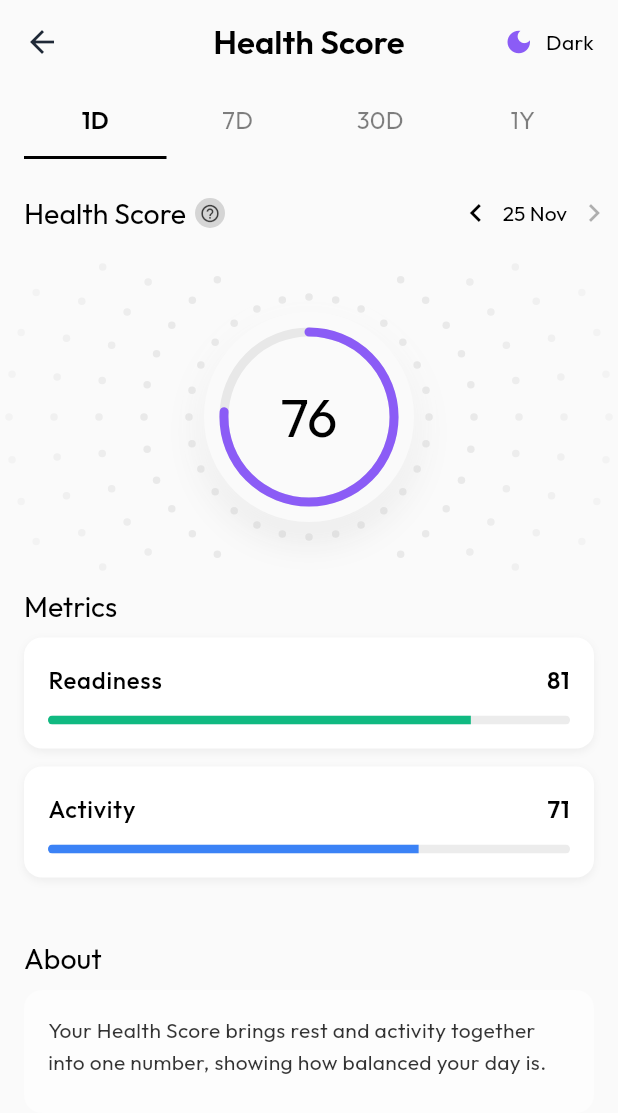
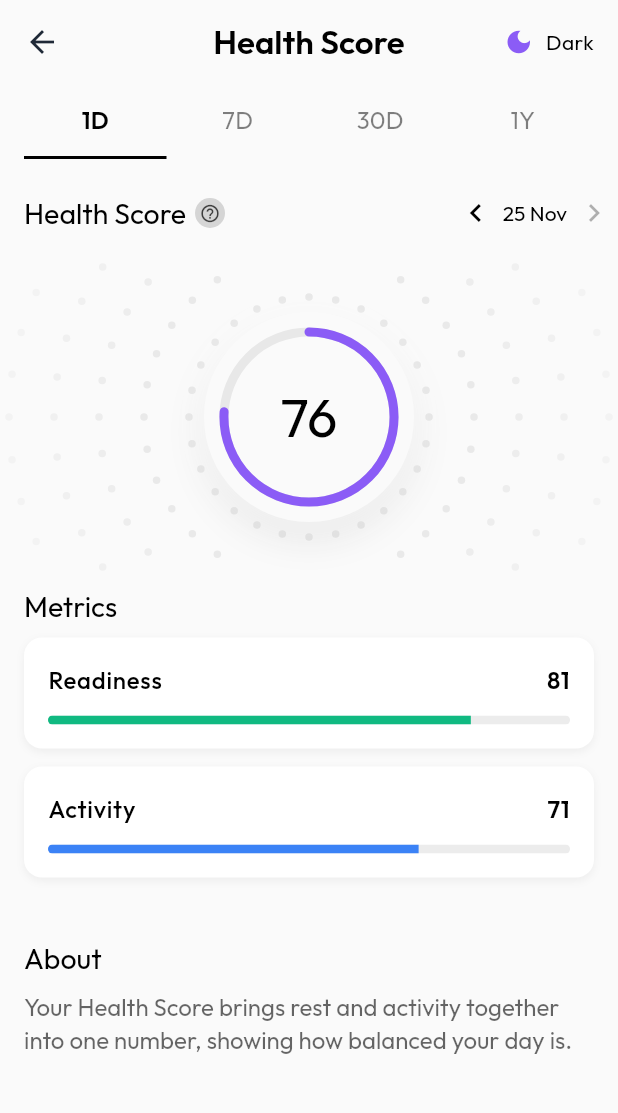
Before and after one commit to emeban44/rolla_fitness_app_demo, a Flutter app: the screen it shows after launch, after a tap on "Health Score", on a phone screen of 412 x 824 dp. Shown: the top 1113 px of the screen. Run offline on Flutter 3.47's test engine with Material 3 defaults, Android fonts, the phone set to English and light mode, and no system bars; our stand-ins replace dartz, equatable, fl_chart, flutter_bloc, freezed_annotation, get_it and 2 more.

Commit message:
section description reusable widget

```diff
--- /dev/null
+++ b/lib/core/widgets/section_description.dart
@@ -0,0 +1,27 @@
+import 'package:flutter/material.dart';
+import 'package:google_fonts/google_fonts.dart';
+
+/// Reusable section description text
+/// Used for description content in "How It Works?" and "About" sections
+class SectionDescription extends StatelessWidget {
+  final String text;
+
+  const SectionDescription({
+    super.key,
+    required this.text,
+  });
+
+  @override
+  Widget build(BuildContext context) {
+    return Text(
+      text,
+      style: GoogleFonts.outfit(
+        fontSize: 16,
+        fontWeight: FontWeight.w400,
+        height: 22 / 16, // 22px line height / 16px font size = 1.375
+        letterSpacing: 0,
+        color: Theme.of(context).textTheme.bodyLarge?.color?.withValues(alpha: 0.6),
+      ),
+    );
+  }
+}
--- a/lib/features/scores/presentation/pages/score_detail_page.dart
+++ b/lib/features/scores/presentation/pages/score_detail_page.dart
@@ -4,6 +4,7 @@ import 'package:rolla_fitness_app_demo/core/di/service_locator.dart';
 import 'package:rolla_fitness_app_demo/core/theme/theme_cubit.dart';
 import 'package:rolla_fitness_app_demo/core/widgets/error_widget.dart';
 import 'package:rolla_fitness_app_demo/core/widgets/loading_skeleton.dart';
+import 'package:rolla_fitness_app_demo/core/widgets/section_description.dart';
 import 'package:rolla_fitness_app_demo/core/widgets/section_title.dart';
 import 'package:rolla_fitness_app_demo/features/scores/domain/entities/score_type.dart';
 import 'package:rolla_fitness_app_demo/features/scores/domain/entities/timeframe.dart';
@@ -104,7 +105,7 @@ class ScoreDetailView extends StatelessWidget {
                             scoreValue: score.value,
                             scoreColor: scoreType.accentColor,
                             metrics: score.metrics,
-                            info: null,
+                            info: scoreType.getInfo(),
                           );
                         },
                         selectedDate: selectedDate,
@@ -193,30 +194,12 @@ class ScoreDetailView extends StatelessWidget {
                             children: [
                               const SectionTitle(title: 'About'),
                               const SizedBox(height: 12),
-                              Container(
-                                padding: const EdgeInsets.all(16),
-                                decoration: BoxDecoration(
-                                  color: Theme.of(
-                                    context,
-                                  ).cardColor.withValues(alpha: 0.5),
-                                  borderRadius: BorderRadius.circular(12),
-                                ),
-                                child: Column(
-                                  crossAxisAlignment: CrossAxisAlignment.start,
-                                  children: insights.map((insight) {
-                                    return Padding(
-                                      padding: const EdgeInsets.only(bottom: 8),
-                                      child: Text(
-                                        insight.text,
-                                        style: Theme.of(context).textTheme.bodyMedium?.copyWith(
-                                          height: 1.5,
-                                          color: Theme.of(context).textTheme.bodySmall?.color?.withValues(alpha: 0.8),
-                                        ),
-                                      ),
-                                    );
-                                  }).toList(),
-                                ),
-                              ),
+                              ...insights.map((insight) {
+                                return Padding(
+                                  padding: const EdgeInsets.only(bottom: 12),
+                                  child: SectionDescription(text: insight.text),
+                                );
+                              }).toList(),
                             ],
                           ),
                         ),
```
Also changed, not shown: lib/features/scores/domain/entities/score_type.dart (+31 -0 lines), lib/features/scores/presentation/widgets/daily_score_detail_bottom_sheet.dart (+9 -31 lines).
